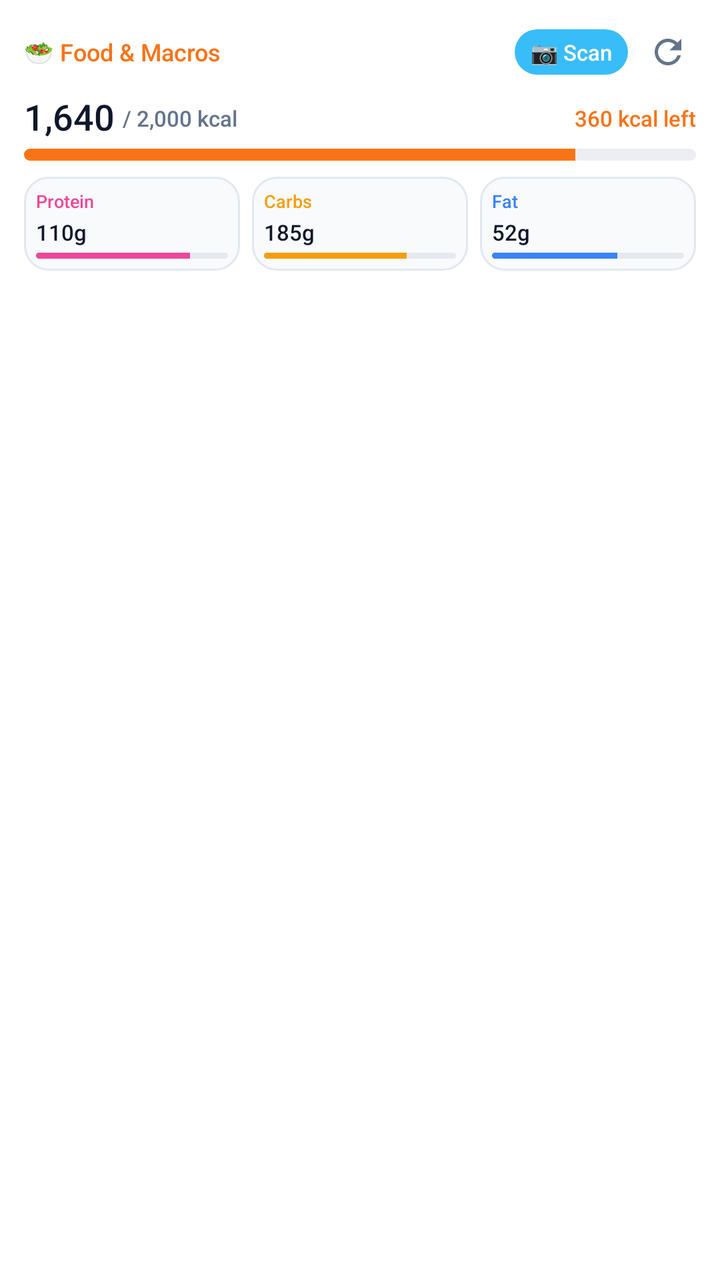
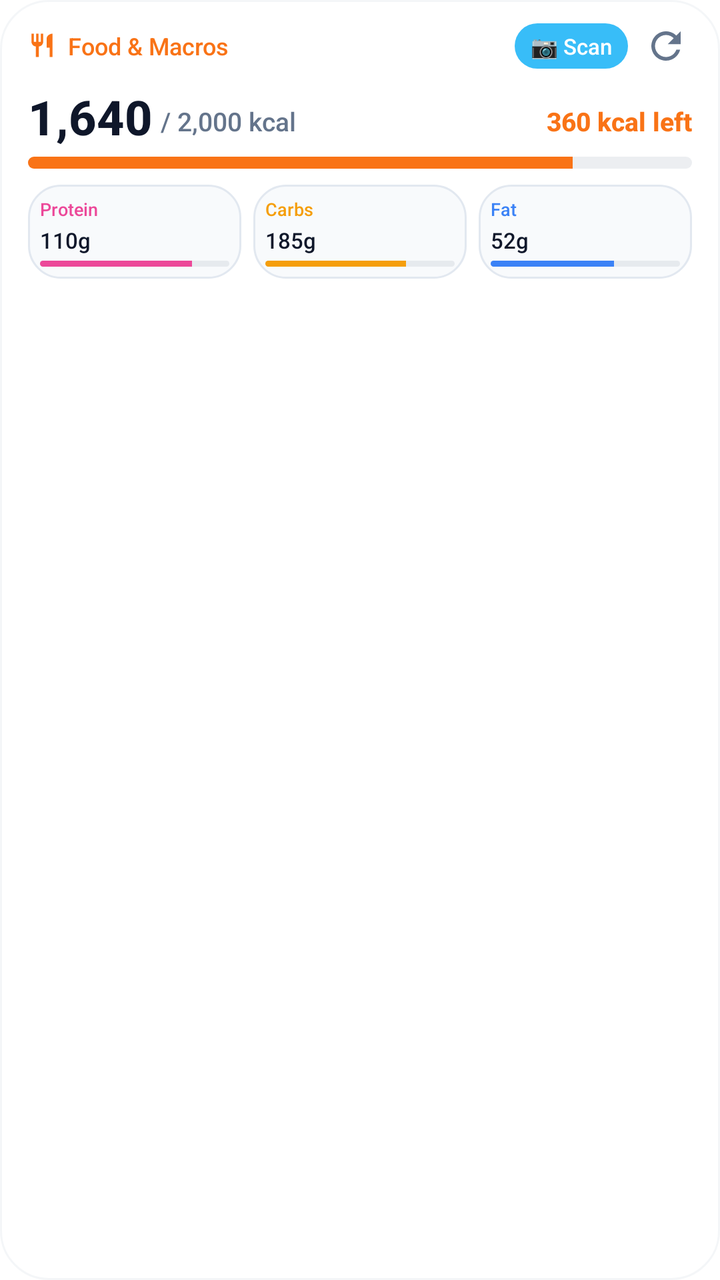

Before-and-after screenshots of an Android layout around one commit, followed by the original layout XML and the change that was made.
<!-- AndroidManifest.xml: fallback theme Theme.MaterialComponents.DayNight.NoActionBar -->
<!-- res/layout/food_log_widget.xml -->
<?xml version="1.0" encoding="utf-8"?>
<LinearLayout xmlns:android="http://schemas.android.com/apk/res/android"
    android:id="@+id/widget_food_root"
    android:layout_width="match_parent"
    android:layout_height="match_parent"
    android:background="@drawable/widget_background"
    android:orientation="vertical"
    android:padding="12dp">

    
    <LinearLayout
        android:layout_width="match_parent"
        android:layout_height="wrap_content"
        android:gravity="center_vertical"
        android:orientation="horizontal">

        <TextView
            android:layout_width="0dp"
            android:layout_height="wrap_content"
            android:layout_weight="1"
            android:fontFamily="sans-serif-medium"
            android:text="🥗 Food &amp; Macros"
            android:textColor="@color/widget_calories"
            android:textSize="12sp" />

        <TextView
            android:id="@+id/widget_food_scan_btn"
            android:layout_width="wrap_content"
            android:layout_height="wrap_content"
            android:layout_marginEnd="6dp"
            android:background="@drawable/widget_button"
            android:fontFamily="sans-serif-medium"
            android:paddingStart="8dp"
            android:paddingTop="4dp"
            android:paddingEnd="8dp"
            android:paddingBottom="4dp"
            android:text="@string/widget_scan_food"
            android:textColor="#FFFFFFFF"
            android:textSize="11sp" />

        
        <ImageView
            android:id="@+id/widget_food_refresh_btn"
            android:layout_width="28dp"
            android:layout_height="28dp"
            android:background="?android:attr/selectableItemBackgroundBorderless"
            android:contentDescription="@string/widget_refresh_tooltip"
            android:padding="4dp"
            android:src="@drawable/ic_widget_refresh" />
    </LinearLayout>

    
    <LinearLayout
        android:layout_width="match_parent"
        android:layout_height="wrap_content"
        android:layout_marginTop="6dp"
        android:orientation="vertical">

        <LinearLayout
            android:layout_width="match_parent"
            android:layout_height="wrap_content"
            android:gravity="bottom"
            android:orientation="horizontal">

            <TextView
                android:id="@+id/widget_food_calories"
                android:layout_width="wrap_content"
                android:layout_height="wrap_content"
                android:fontFamily="sans-serif-medium"
                android:text="1,640"
                android:textColor="@color/widget_text"
                android:textSize="18sp" />

            <TextView
                android:id="@+id/widget_food_goal"
                android:layout_width="wrap_content"
                android:layout_height="wrap_content"
                android:layout_marginStart="4dp"
                android:layout_marginBottom="2dp"
                android:fontFamily="sans-serif-medium"
                android:text="/ 2,000 kcal"
                android:textColor="@color/widget_secondary_text"
                android:textSize="11sp" />

            <View
                android:layout_width="0dp"
                android:layout_height="1dp"
                android:layout_weight="1" />

            <TextView
                android:id="@+id/widget_food_remaining"
                android:layout_width="wrap_content"
                android:layout_height="wrap_content"
                android:layout_marginBottom="2dp"
                android:fontFamily="sans-serif-medium"
                android:text="360 kcal left"
                android:textColor="@color/widget_calories"
                android:textSize="11sp" />
        </LinearLayout>

        <ProgressBar
            android:id="@+id/widget_food_progress_bar"
            style="@android:style/Widget.ProgressBar.Horizontal"
            android:layout_width="match_parent"
            android:layout_height="6dp"
            android:layout_marginTop="4dp"
            android:max="100"
            android:progress="82"
            android:progressDrawable="@drawable/widget_calories_progress" />
    </LinearLayout>

    
    <LinearLayout
        android:layout_width="match_parent"
        android:layout_height="wrap_content"
        android:layout_marginTop="8dp"
        android:orientation="horizontal">

        
        <LinearLayout
            android:layout_width="0dp"
            android:layout_height="wrap_content"
            android:layout_marginEnd="3dp"
            android:layout_weight="1"
            android:background="@drawable/widget_card_bg"
            android:orientation="vertical"
            android:padding="6dp">

            <TextView
                android:layout_width="wrap_content"
                android:layout_height="wrap_content"
                android:fontFamily="sans-serif-medium"
                android:text="Protein"
                android:textColor="@color/widget_protein"
                android:textSize="9sp" />

            <TextView
                android:id="@+id/widget_macro_protein"
                android:layout_width="wrap_content"
                android:layout_height="wrap_content"
                android:layout_marginTop="2dp"
                android:fontFamily="sans-serif-medium"
                android:text="110g"
                android:textColor="@color/widget_text"
                android:textSize="11sp" />

            <ProgressBar
                android:id="@+id/widget_macro_protein_progress"
                style="@android:style/Widget.ProgressBar.Horizontal"
                android:layout_width="match_parent"
                android:layout_height="3dp"
                android:layout_marginTop="3dp"
                android:max="100"
                android:progress="80"
                android:progressDrawable="@drawable/widget_protein_progress" />
        </LinearLayout>

        
        <LinearLayout
            android:layout_width="0dp"
            android:layout_height="wrap_content"
            android:layout_marginStart="3dp"
            android:layout_marginEnd="3dp"
            android:layout_weight="1"
            android:background="@drawable/widget_card_bg"
            android:orientation="vertical"
            android:padding="6dp">

            <TextView
                android:layout_width="wrap_content"
                android:layout_height="wrap_content"
                android:fontFamily="sans-serif-medium"
                android:text="Carbs"
                android:textColor="@color/widget_carbs"
                android:textSize="9sp" />

            <TextView
                android:id="@+id/widget_macro_carbs"
                android:layout_width="wrap_content"
                android:layout_height="wrap_content"
                android:layout_marginTop="2dp"
                android:fontFamily="sans-serif-medium"
                android:text="185g"
                android:textColor="@color/widget_text"
                android:textSize="11sp" />

            <ProgressBar
                android:id="@+id/widget_macro_carbs_progress"
                style="@android:style/Widget.ProgressBar.Horizontal"
                android:layout_width="match_parent"
                android:layout_height="3dp"
                android:layout_marginTop="3dp"
                android:max="100"
                android:progress="74"
                android:progressDrawable="@drawable/widget_carbs_progress" />
        </LinearLayout>

        
        <LinearLayout
            android:layout_width="0dp"
            android:layout_height="wrap_content"
            android:layout_marginStart="3dp"
            android:layout_weight="1"
            android:background="@drawable/widget_card_bg"
            android:orientation="vertical"
            android:padding="6dp">

            <TextView
                android:layout_width="wrap_content"
                android:layout_height="wrap_content"
                android:fontFamily="sans-serif-medium"
                android:text="Fat"
                android:textColor="@color/widget_fat"
                android:textSize="9sp" />

            <TextView
                android:id="@+id/widget_macro_fat"
                android:layout_width="wrap_content"
                android:layout_height="wrap_content"
                android:layout_marginTop="2dp"
                android:fontFamily="sans-serif-medium"
                android:text="52g"
                android:textColor="@color/widget_text"
                android:textSize="11sp" />

            <ProgressBar
                android:id="@+id/widget_macro_fat_progress"
                style="@android:style/Widget.ProgressBar.Horizontal"
                android:layout_width="match_parent"
                android:layout_height="3dp"
                android:layout_marginTop="3dp"
                android:max="100"
                android:progress="65"
                android:progressDrawable="@drawable/widget_fat_progress" />
        </LinearLayout>
    </LinearLayout>
</LinearLayout>
<!-- resources referenced by this layout -->
<resources>
  <color name="widget_calories">#FFF97316</color>
  <color name="widget_carbs">#FFF59E0B</color>
  <color name="widget_fat">#FF3B82F6</color>
  <color name="widget_protein">#FFEC4899</color>
  <color name="widget_secondary_text">#FF64748B</color>
  <color name="widget_text">#FF0F172A</color>
  <!-- drawable ic_widget_refresh (drawable) -->
  <vector xmlns:android="http://schemas.android.com/apk/res/android"
      android:width="24dp"
      android:height="24dp"
      android:viewportWidth="24"
      android:viewportHeight="24">
    <path
        android:fillColor="@color/widget_secondary_text"
        android:pathData="M17.65,6.35C16.2,4.9 14.21,4 12,4c-4.42,0 -7.99,3.58 -7.99,8s3.57,8 7.99,8c3.73,0 6.84,-2.55 7.73,-6h-2.08c-0.82,2.33 -3.04,4 -5.65,4 -3.31,0 -6,-2.69 -6,-6s2.69,-6 6,-6c1.66,0 3.14,0.69 4.22,1.78L13,11h7V4l-2.35,2.35z"/>
  </vector>
  <!-- drawable widget_background (drawable) -->
  <?xml version="1.0" encoding="utf-8"?>
  <shape xmlns:android="http://schemas.android.com/apk/res/android" android:shape="rectangle">
      <solid android:color="@color/widget_background" />
      <corners android:radius="16dp" />
  </shape>
  <!-- drawable widget_button (drawable) -->
  <?xml version="1.0" encoding="utf-8"?>
  <shape xmlns:android="http://schemas.android.com/apk/res/android" android:shape="rectangle">
      <solid android:color="@color/widget_water" />
      <corners android:radius="14dp" />
  </shape>
  <!-- drawable widget_carbs_progress (drawable) -->
  <?xml version="1.0" encoding="utf-8"?>
  <layer-list xmlns:android="http://schemas.android.com/apk/res/android">
      <item android:id="@android:id/background">
          <shape android:shape="rectangle">
              <solid android:color="@color/widget_track" />
              <corners android:radius="4dp" />
          </shape>
      </item>
      <item android:id="@android:id/progress">
          <clip>
              <shape android:shape="rectangle">
                  <solid android:color="@color/widget_carbs" />
                  <corners android:radius="4dp" />
              </shape>
          </clip>
      </item>
  </layer-list>
  <!-- drawable widget_card_bg (drawable) -->
  <?xml version="1.0" encoding="utf-8"?>
  <shape xmlns:android="http://schemas.android.com/apk/res/android" android:shape="rectangle">
      <solid android:color="@color/widget_card_background" />
      <stroke android:width="1dp" android:color="@color/widget_card_border" />
      <corners android:radius="12dp" />
  </shape>
  <!-- drawable widget_fat_progress (drawable) -->
  <?xml version="1.0" encoding="utf-8"?>
  <layer-list xmlns:android="http://schemas.android.com/apk/res/android">
      <item android:id="@android:id/background">
          <shape android:shape="rectangle">
              <solid android:color="@color/widget_track" />
              <corners android:radius="4dp" />
          </shape>
      </item>
      <item android:id="@android:id/progress">
          <clip>
              <shape android:shape="rectangle">
                  <solid android:color="@color/widget_fat" />
                  <corners android:radius="4dp" />
              </shape>
          </clip>
      </item>
  </layer-list>
  <string name="widget_refresh_tooltip">Refresh</string>
  <string name="widget_scan_food">📷 Scan</string>
  <color name="widget_background">#FFFFFFFF</color>
  <color name="widget_water">#FF38BDF8</color>
  <color name="widget_track">#1F64748B</color>
  <color name="widget_card_background">#FFF8FAFC</color>
  <color name="widget_card_border">#FFE2E8F0</color>
  <!-- unchanged entries left out for length: 2 -->
</resources>

<!-- the commit's change to res/layout/food_log_widget.xml (unified diff, before → after) -->
@@ -5,7 +5,10 @@
     android:layout_height="match_parent"
     android:background="@drawable/widget_background"
     android:orientation="vertical"
-    android:padding="12dp">
+    android:paddingStart="14dp"
+    android:paddingTop="10dp"
+    android:paddingEnd="14dp"
+    android:paddingBottom="10dp">
 
     
     <LinearLayout
@@ -19,7 +22,7 @@
             android:layout_height="wrap_content"
             android:layout_weight="1"
             android:fontFamily="sans-serif-medium"
-            android:text="🥗 Food &amp; Macros"
+            android:text="Food &amp; Macros" android:drawableStart="@drawable/ic_widget_food" android:drawablePadding="6dp"
             android:textColor="@color/widget_calories"
             android:textSize="12sp" />
 
@@ -39,14 +42,28 @@
             android:textSize="11sp" />
 
         
-        <ImageView
-            android:id="@+id/widget_food_refresh_btn"
-            android:layout_width="28dp"
-            android:layout_height="28dp"
-            android:background="?android:attr/selectableItemBackgroundBorderless"
-            android:contentDescription="@string/widget_refresh_tooltip"
-            android:padding="4dp"
-            android:src="@drawable/ic_widget_refresh" />
+        <FrameLayout
+            android:layout_width="26dp"
+            android:layout_height="26dp">
+
+            <ImageView
+                android:id="@+id/widget_food_refresh_btn"
+                android:layout_width="26dp"
+                android:layout_height="26dp"
+                android:background="@android:color/transparent"
+                android:contentDescription="@string/widget_refresh_tooltip"
+                android:padding="2dp"
+                android:src="@drawable/ic_widget_refresh" />
+
+            <ProgressBar
+                android:id="@+id/widget_food_refresh_progress"
+                style="?android:attr/progressBarStyleSmall"
+                android:layout_width="20dp"
+                android:layout_height="20dp"
+                android:layout_gravity="center"
+                android:indeterminate="true"
+                android:visibility="gone" />
+        </FrameLayout>
     </LinearLayout>
 
     
@@ -69,7 +86,8 @@
                 android:fontFamily="sans-serif-medium"
                 android:text="1,640"
                 android:textColor="@color/widget_text"
-                android:textSize="18sp" />
+                android:textSize="24sp"
+                android:textStyle="bold" />
 
             <TextView
                 android:id="@+id/widget_food_goal"
@@ -80,9 +98,9 @@
                 android:fontFamily="sans-serif-medium"
                 android:text="/ 2,000 kcal"
                 android:textColor="@color/widget_secondary_text"
-                android:textSize="11sp" />
-
-            <View
+                android:textSize="13sp" />
+
+            <FrameLayout
                 android:layout_width="0dp"
                 android:layout_height="1dp"
                 android:layout_weight="1" />
@@ -95,7 +113,8 @@
                 android:fontFamily="sans-serif-medium"
                 android:text="360 kcal left"
                 android:textColor="@color/widget_calories"
-                android:textSize="11sp" />
+                android:textSize="13sp"
+                android:textStyle="bold" />
         </LinearLayout>
 
         <ProgressBar
@@ -111,6 +130,7 @@
 
     
     <LinearLayout
+        android:id="@+id/widget_food_macros_container"
         android:layout_width="match_parent"
         android:layout_height="wrap_content"
         android:layout_marginTop="8dp"
<!-- resource entries referenced after the edit -->
@@ -6,6 +6,16 @@
   <color name="widget_protein">#FFEC4899</color>
   <color name="widget_secondary_text">#FF64748B</color>
   <color name="widget_text">#FF0F172A</color>
+  <!-- drawable ic_widget_food (drawable) -->
+  <vector xmlns:android="http://schemas.android.com/apk/res/android"
+      android:width="14dp"
+      android:height="14dp"
+      android:viewportWidth="24"
+      android:viewportHeight="24">
+      <path
+          android:fillColor="@color/widget_calories"
+          android:pathData="M11 9H9V2H7v7H5V2H3v7c0 2.12 1.66 3.84 3.75 3.97V22h2.5v-9.03C11.34 12.84 13 11.12 13 9V2h-2v7zm5-3v8h2.5v8H21V2c-2.76 0-5 2.24-5 4z" />
+  </vector>
   <!-- drawable ic_widget_refresh (drawable) -->
   <vector xmlns:android="http://schemas.android.com/apk/res/android"
       android:width="24dp"
@@ -20,7 +30,8 @@
   <?xml version="1.0" encoding="utf-8"?>
   <shape xmlns:android="http://schemas.android.com/apk/res/android" android:shape="rectangle">
       <solid android:color="@color/widget_background" />
-      <corners android:radius="16dp" />
+      <stroke android:width="1dp" android:color="#1A94A3B8" />
+      <corners android:radius="24dp" />
   </shape>
   <!-- drawable widget_button (drawable) -->
   <?xml version="1.0" encoding="utf-8"?>
@@ -51,7 +62,7 @@
   <shape xmlns:android="http://schemas.android.com/apk/res/android" android:shape="rectangle">
       <solid android:color="@color/widget_card_background" />
       <stroke android:width="1dp" android:color="@color/widget_card_border" />
-      <corners android:radius="12dp" />
+      <corners android:radius="16dp" />
   </shape>
   <!-- drawable widget_fat_progress (drawable) -->
   <?xml version="1.0" encoding="utf-8"?>
